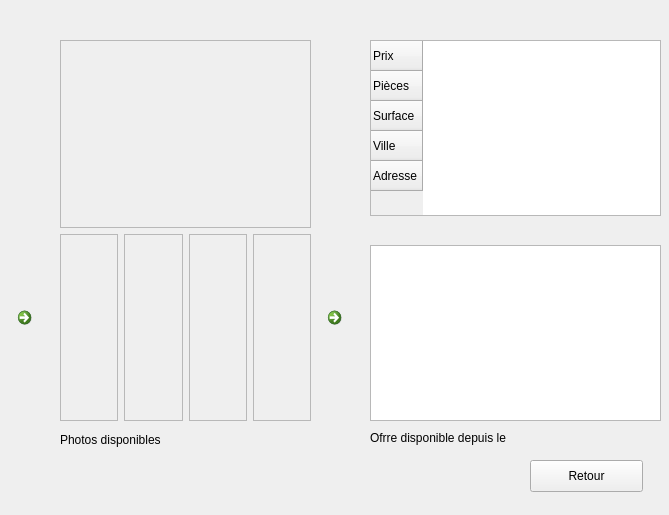
Before: the Qt Designer form BestResidence/annonce.ui in jordanlang/BestResidence, drawn with Qt 5.
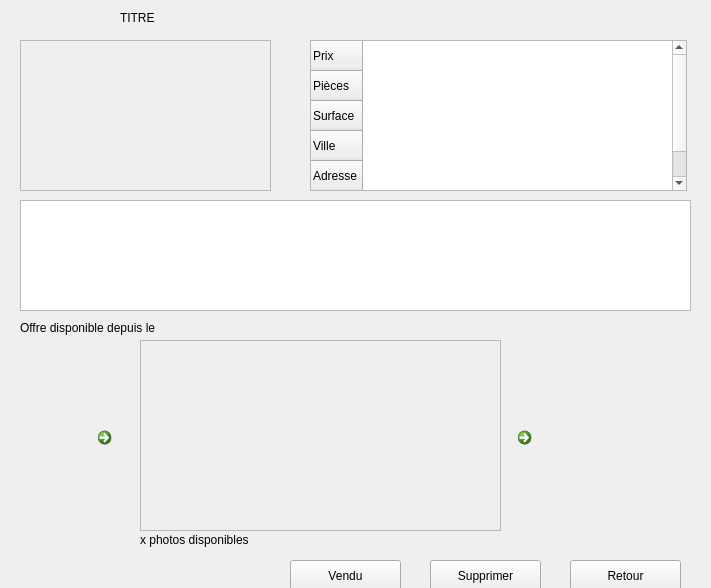
After: the same form once the commit is applied. Icons and pictures are not drawn.

Commit message: Mise en ralation le detail de l'annonce avec l'affichage de toutes les annonces

The edit to the form file:
```diff
--- a/BestResidence/annonce.ui
+++ b/BestResidence/annonce.ui
@@ -6,141 +6,18 @@
    <rect>
     <x>0</x>
     <y>0</y>
-    <width>669</width>
-    <height>515</height>
+    <width>711</width>
+    <height>588</height>
    </rect>
   </property>
   <property name="windowTitle">
    <string>Dialog</string>
   </property>
-  <widget class="QWidget" name="horizontalLayoutWidget">
-   <property name="geometry">
-    <rect>
-     <x>370</x>
-     <y>40</y>
-     <width>291</width>
-     <height>381</height>
-    </rect>
-   </property>
-   <layout class="QHBoxLayout" name="horizontalLayout_2">
-    <item>
-     <layout class="QVBoxLayout" name="verticalLayout">
-      <item>
-       <widget class="QTableWidget" name="tableWidget">
-        <row>
-         <property name="text">
-          <string>Prix</string>
-         </property>
-        </row>
-        <row>
-         <property name="text">
-          <string>Pièces</string>
-         </property>
-        </row>
-        <row>
-         <property name="text">
-          <string>Surface</string>
-         </property>
-        </row>
-        <row>
-         <property name="text">
-          <string>Ville</string>
-         </property>
-        </row>
-        <row>
-         <property name="text">
-          <string>Adresse</string>
-         </property>
-        </row>
-       </widget>
-      </item>
-      <item>
-       <spacer name="verticalSpacer">
-        <property name="orientation">
-         <enum>Qt::Vertical</enum>
-        </property>
-        <property name="sizeHint" stdset="0">
-         <size>
-          <width>20</width>
-          <height>40</height>
-         </size>
-        </property>
-       </spacer>
-      </item>
-      <item>
-       <widget class="QTextEdit" name="textEdit"/>
-      </item>
-     </layout>
-    </item>
-   </layout>
-  </widget>
-  <widget class="QWidget" name="gridLayoutWidget">
-   <property name="geometry">
-    <rect>
-     <x>60</x>
-     <y>40</y>
-     <width>251</width>
-     <height>381</height>
-    </rect>
-   </property>
-   <layout class="QGridLayout" name="gridLayout">
-    <item row="0" column="0" colspan="4">
-     <widget class="QFrame" name="frame">
-      <property name="frameShape">
-       <enum>QFrame::StyledPanel</enum>
-      </property>
-      <property name="frameShadow">
-       <enum>QFrame::Raised</enum>
-      </property>
-     </widget>
-    </item>
-    <item row="1" column="0">
-     <widget class="QFrame" name="frame_4">
-      <property name="frameShape">
-       <enum>QFrame::StyledPanel</enum>
-      </property>
-      <property name="frameShadow">
-       <enum>QFrame::Raised</enum>
-      </property>
-     </widget>
-    </item>
-    <item row="1" column="2">
-     <widget class="QFrame" name="frame_3">
-      <property name="frameShape">
-       <enum>QFrame::StyledPanel</enum>
-      </property>
-      <property name="frameShadow">
-       <enum>QFrame::Raised</enum>
-      </property>
-     </widget>
-    </item>
-    <item row="1" column="1">
-     <widget class="QFrame" name="frame_2">
-      <property name="frameShape">
-       <enum>QFrame::StyledPanel</enum>
-      </property>
-      <property name="frameShadow">
-       <enum>QFrame::Raised</enum>
-      </property>
-     </widget>
-    </item>
-    <item row="1" column="3">
-     <widget class="QFrame" name="frame_5">
-      <property name="frameShape">
-       <enum>QFrame::StyledPanel</enum>
-      </property>
-      <property name="frameShadow">
-       <enum>QFrame::Raised</enum>
-      </property>
-     </widget>
-    </item>
-   </layout>
-  </widget>
   <widget class="QCommandLinkButton" name="commandLinkButton">
    <property name="geometry">
     <rect>
-     <x>320</x>
-     <y>300</y>
+     <x>510</x>
+     <y>420</y>
      <width>41</width>
      <height>41</height>
     </rect>
@@ -162,8 +39,8 @@
   <widget class="QCommandLinkButton" name="commandLinkButton_2">
    <property name="geometry">
     <rect>
-     <x>10</x>
-     <y>300</y>
+     <x>90</x>
+     <y>420</y>
      <width>41</width>
      <height>41</height>
     </rect>
@@ -185,23 +62,23 @@
   <widget class="QLabel" name="label">
    <property name="geometry">
     <rect>
-     <x>60</x>
-     <y>430</y>
+     <x>140</x>
+     <y>530</y>
      <width>251</width>
      <height>20</height>
     </rect>
    </property>
    <property name="text">
-    <string>Photos disponibles</string>
+    <string>x photos disponibles</string>
    </property>
   </widget>
   <widget class="QPushButton" name="b_retour">
    <property name="geometry">
     <rect>
-     <x>530</x>
-     <y>460</y>
-     <width>113</width>
-     <height>32</height>
+     <x>570</x>
+     <y>560</y>
+     <width>111</width>
+     <height>31</height>
     </rect>
    </property>
    <property name="cursor">
@@ -217,14 +94,142 @@
   <widget class="QLabel" name="label_2">
    <property name="geometry">
     <rect>
-     <x>370</x>
-     <y>430</y>
+     <x>20</x>
+     <y>320</y>
      <width>181</width>
      <height>16</height>
     </rect>
    </property>
    <property name="text">
-    <string>Ofrre disponible depuis le </string>
+    <string>Offre disponible depuis le </string>
+   </property>
+  </widget>
+  <widget class="QLabel" name="label_3">
+   <property name="geometry">
+    <rect>
+     <x>120</x>
+     <y>10</y>
+     <width>59</width>
+     <height>16</height>
+    </rect>
+   </property>
+   <property name="text">
+    <string>TITRE</string>
+   </property>
+  </widget>
+  <widget class="QFrame" name="frame">
+   <property name="geometry">
+    <rect>
+     <x>20</x>
+     <y>40</y>
+     <width>251</width>
+     <height>151</height>
+    </rect>
+   </property>
+   <property name="frameShape">
+    <enum>QFrame::StyledPanel</enum>
+   </property>
+   <property name="frameShadow">
+    <enum>QFrame::Raised</enum>
+   </property>
+  </widget>
+  <widget class="QFrame" name="frame_2">
+   <property name="geometry">
+    <rect>
+     <x>140</x>
+     <y>340</y>
+     <width>361</width>
+     <height>191</height>
+    </rect>
+   </property>
+   <property name="frameShape">
+    <enum>QFrame::StyledPanel</enum>
+   </property>
+   <property name="frameShadow">
+    <enum>QFrame::Raised</enum>
+   </property>
+  </widget>
+  <widget class="QTextEdit" name="textEdit">
+   <property name="geometry">
+    <rect>
+     <x>20</x>
+     <y>200</y>
+     <width>671</width>
+     <height>111</height>
+    </rect>
+   </property>
+  </widget>
+  <widget class="QTableWidget" name="tableWidget">
+   <property name="geometry">
+    <rect>
+     <x>310</x>
+     <y>40</y>
+     <width>377</width>
+     <height>151</height>
+    </rect>
+   </property>
+   <row>
+    <property name="text">
+     <string>Prix</string>
+    </property>
+   </row>
+   <row>
+    <property name="text">
+     <string>Pièces</string>
+    </property>
+   </row>
+   <row>
+    <property name="text">
+     <string>Surface</string>
+    </property>
+   </row>
+   <row>
+    <property name="text">
+     <string>Ville</string>
+    </property>
+   </row>
+   <row>
+    <property name="text">
+     <string>Adresse</string>
+    </property>
+   </row>
+  </widget>
+  <widget class="QPushButton" name="b_retour_3">
+   <property name="geometry">
+    <rect>
+     <x>290</x>
+     <y>560</y>
+     <width>111</width>
+     <height>31</height>
+    </rect>
+   </property>
+   <property name="cursor">
+    <cursorShape>PointingHandCursor</cursorShape>
+   </property>
+   <property name="text">
+    <string>Vendu</string>
+   </property>
+   <property name="shortcut">
+    <string>Esc</string>
+   </property>
+  </widget>
+  <widget class="QPushButton" name="b_retour_4">
+   <property name="geometry">
+    <rect>
+     <x>430</x>
+     <y>560</y>
+     <width>111</width>
+     <height>31</height>
+    </rect>
+   </property>
+   <property name="cursor">
+    <cursorShape>PointingHandCursor</cursorShape>
+   </property>
+   <property name="text">
+    <string>Supprimer</string>
+   </property>
+   <property name="shortcut">
+    <string>Esc</string>
    </property>
   </widget>
  </widget>
```
The commit also changes 3 other files.
